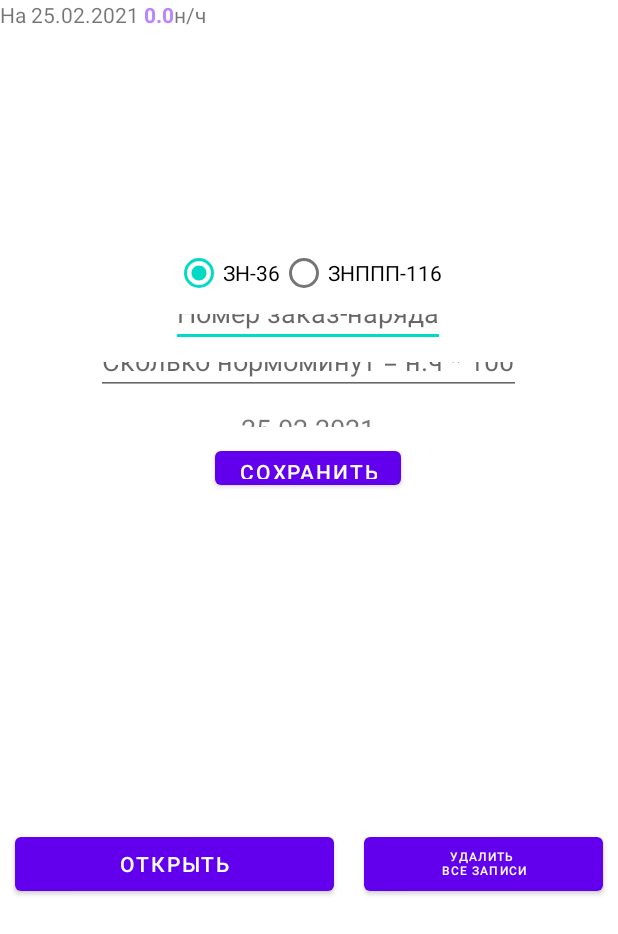
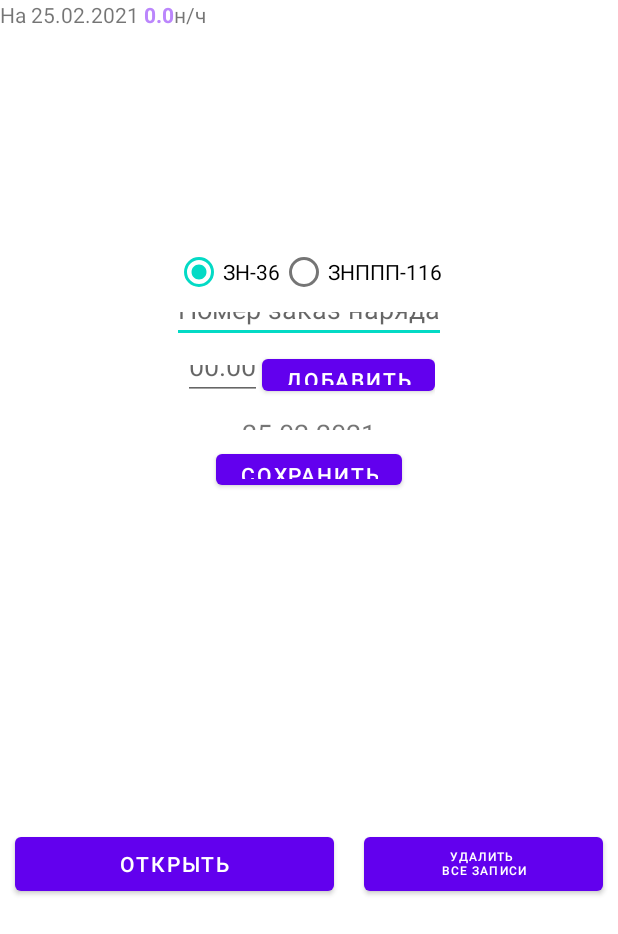
Before and after one commit to Zakupki-iz-Europe/My_Application2, an Android app: the screen it shows after launch (MainActivity), on a phone screen of 412 x 824 dp. Shown: the top 934 px of the screen. Run offline under Robolectric (Android 15) with nearby library versions, the phone set to English and light mode, and no system bars.

Commit message:
не работает перемещение десятичной точки по часам при вводе. перекрывается дата кнопкой, при правильном вводе зн белый - не видно, вылтает при обнулении полей ввода

```diff
--- a/app/src/main/res/layout/activity_main.xml
+++ b/app/src/main/res/layout/activity_main.xml
@@ -58,6 +58,20 @@
                 android:gravity="start"
                 android:hint="Номер заказ-наряда"
                 android:inputType="number" />
+            <TextView
+                android:id="@+id/tv_chasy"
+                android:layout_width="wrap_content"
+                android:layout_height="wrap_content"
+                android:layout_gravity="center"
+                android:layout_weight="1"
+                android:text=""/>
+
+            <LinearLayout
+                android:layout_width="wrap_content"
+                android:layout_height="wrap_content"
+                android:layout_weight="1"
+                android:orientation="horizontal"
+                android:layout_gravity="center">
             <EditText
                 android:id="@+id/normochasy"
                 android:layout_width="wrap_content"
@@ -65,8 +79,18 @@
                 android:layout_gravity="center"
                 android:layout_weight="1"
                 android:gravity="start"
-                android:hint="Сколько нормоминут = н.ч * 100"
+                android:hint="00.00"
                 android:inputType="time" />
+
+                <Button
+                    android:layout_width="wrap_content"
+                    android:layout_height="wrap_content"
+                    android:layout_weight="1"
+                    android:layout_gravity="center"
+                    android:onClick="addJob"
+                    android:text="Добавить"/>
+
+            </LinearLayout>
             <TextView
                 android:id="@+id/currentDateTime"
                 android:layout_width="wrap_content"
```
Also changed, not shown: app/src/main/java/com/example/myapplication2/MainActivity.java (+55 -10 lines).
